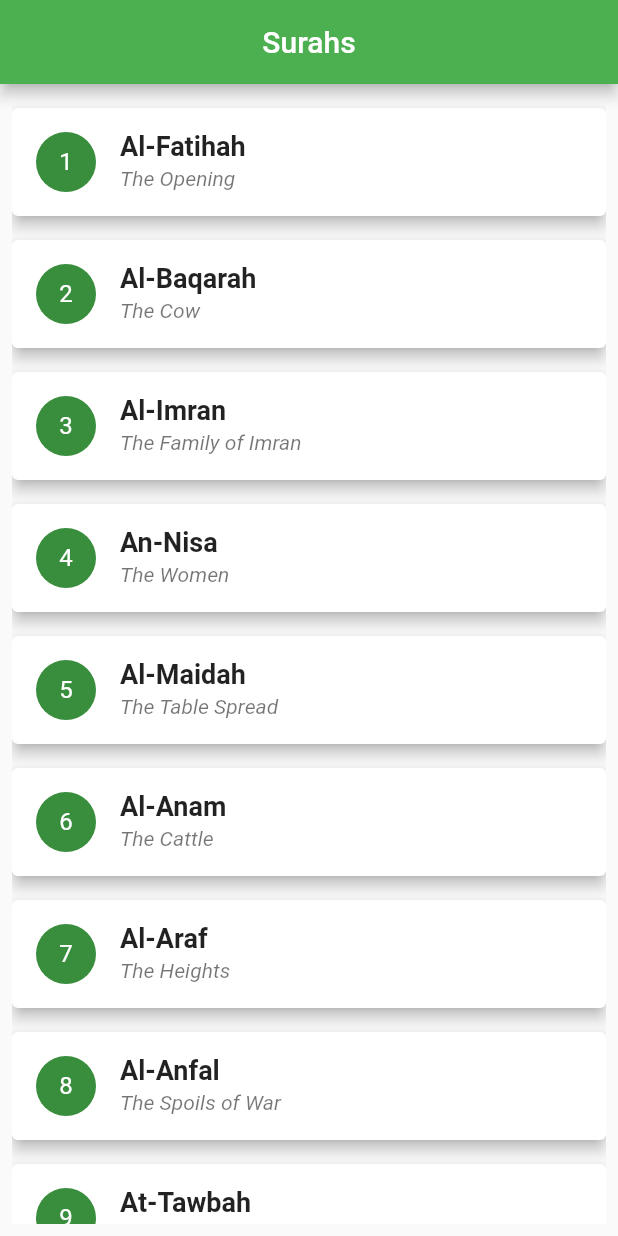
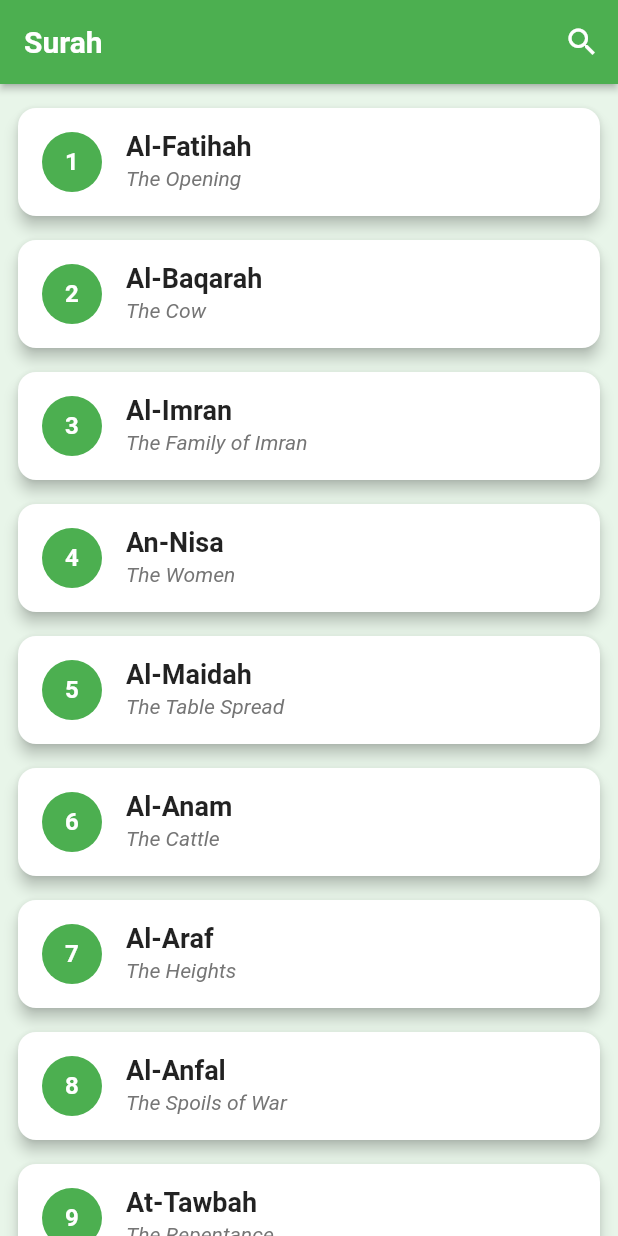
Before and after one commit to svelterust/surah, a Flutter app: the screen it shows after launch, on a phone screen of 412 x 824 dp. Run offline on Flutter 3.47's test engine with Material 2 defaults, Android fonts, the phone set to English and light mode, and no system bars.

Commit message:
search, view

```diff
--- a/lib/main.dart
+++ b/lib/main.dart
@@ -1,35 +1,5 @@
 import 'package:flutter/material.dart';
 
-void main() {
-  runApp(const App());
-}
-
-class App extends StatelessWidget {
-  const App({super.key});
-
-  @override
-  Widget build(BuildContext context) {
-    return MaterialApp(
-      title: 'Surah',
-      theme: ThemeData(
-        primarySwatch: Colors.green,
-      ),
-      home: const HomePage(title: 'Surahs'),
-      debugShowCheckedModeBanner: false,
-    );
-  }
-}
-
-class HomePage extends StatefulWidget {
-  const HomePage({super.key, required this.title});
-
-  final String title;
-
-  @override
-  State<HomePage> createState() => _HomePageState();
-}
-
-class _HomePageState extends State<HomePage> {
 final List<Map<String, String>> surahs = [
   {'name': 'Al-Fatihah', 'meaning': 'The Opening'},
   {'name': 'Al-Baqarah', 'meaning': 'The Cow'},
@@ -147,44 +117,164 @@ class _HomePageState extends State<HomePage> {
   {'name': 'An-Nas', 'meaning': 'Mankind'},
 ];
 
+void main() {
+  runApp(const App());
+}
+
+class App extends StatelessWidget {
+  const App({super.key});
+
   @override
   Widget build(BuildContext context) {
+    return MaterialApp(
+      title: 'Surah',
+      theme: ThemeData(
+        primarySwatch: Colors.green,
+        scaffoldBackgroundColor: Colors.green[50],
+        cardTheme: CardTheme(
+          elevation: 4,
+          margin: const EdgeInsets.symmetric(vertical: 8, horizontal: 12),
+          shape: RoundedRectangleBorder(
+            borderRadius: BorderRadius.circular(12),
+          ),
+        ),
+      ),
+      home: const HomePage(title: 'Surah'),
+      debugShowCheckedModeBanner: false,
+    );
+  }
+}
+
+class HomePage extends StatefulWidget {
+  const HomePage({super.key, required this.title});
+
+  final String title;
+
+  @override
+  State<HomePage> createState() => _HomePageState();
+}
+
+class _HomePageState extends State<HomePage> {
+  final TextEditingController _searchController = TextEditingController();
+  String _searchQuery = '';
+  bool _isSearching = false;
+
+  @override
+  void dispose() {
+    _searchController.dispose();
+    super.dispose();
+  }
+
+  List<Map<String, String>> getFilteredSurahs() {
+    if (_searchQuery.isEmpty) {
+      return surahs;
+    }
+    return surahs.where((surah) {
+      final name = surah['name']!.toLowerCase().replaceAll('-', ' ');
+      final query = _searchQuery.toLowerCase().replaceAll('-', ' ');
+      return name.contains(query);
+    }).toList();
+  }
+
+  @override
+  Widget build(BuildContext context) {
+    final filteredSurahs = getFilteredSurahs();
     return Scaffold(
       appBar: AppBar(
-        title: Text(widget.title),
-        centerTitle: true,
+        leading: _isSearching
+            ? IconButton(
+                icon: const Icon(Icons.arrow_back),
+                onPressed: () {
+                  setState(() {
+                    _isSearching = false;
+                    _searchQuery = '';
+                    _searchController.clear();
+                  });
+                },
+              )
+            : null,
+        title: _isSearching
+            ? TextField(
+                controller: _searchController,
+                autofocus: true,
+                style: const TextStyle(color: Colors.white),
+                decoration: InputDecoration(
+                  hintText: 'Ar-Rahman...',
+                  hintStyle: const TextStyle(color: Colors.white70),
+                  border: InputBorder.none,
+                  suffixIcon: _searchQuery.isNotEmpty
+                      ? IconButton(
+                          icon: const Icon(Icons.clear, color: Colors.white),
+                          onPressed: () {
+                            setState(() {
+                              _searchController.clear();
+                              _searchQuery = '';
+                            });
+                          },
+                        )
+                      : null,
                 ),
-      body: Padding(
-        padding: const EdgeInsets.all(8.0),
-        child: ListView.builder(
-          itemCount: surahs.length,
+                onChanged: (value) {
+                  setState(() {
+                    _searchQuery = value;
+                  });
+                },
+              )
+            : Text(
+                widget.title,
+                style: const TextStyle(fontWeight: FontWeight.bold),
+              ),
+        actions: [
+          if (!_isSearching)
+            IconButton(
+              icon: const Icon(Icons.search),
+              onPressed: () {
+                setState(() {
+                  _isSearching = true;
+                });
+              },
+            ),
+        ],
+        elevation: 2,
+      ),
+      body: ListView.builder(
+        itemCount: filteredSurahs.length,
+        padding: const EdgeInsets.symmetric(vertical: 8.0),
         itemBuilder: (context, index) {
+          final surah = filteredSurahs[index];
           return Card(
-              elevation: 4,
-              margin: const EdgeInsets.symmetric(vertical: 8),
             child: ListTile(
               leading: CircleAvatar(
-                  child: Text('${index + 1}'),
+                backgroundColor: Colors.green,
+                child: Text(
+                  '${surahs.indexOf(surah) + 1}',
+                  style: const TextStyle(
+                    color: Colors.white,
+                    fontWeight: FontWeight.bold,
+                  ),
+                ),
               ),
               title: Text(
-                  surahs[index]['name']!,
+                surah['name']!,
                 style: const TextStyle(
                   fontSize: 18,
                   fontWeight: FontWeight.bold,
                 ),
               ),
               subtitle: Text(
-                  surahs[index]['meaning']!,
-                  style: const TextStyle(
+                surah['meaning']!,
+                style: TextStyle(
                   fontStyle: FontStyle.italic,
+                  color: Colors.grey[600],
                 ),
               ),
-                onTap: () {},
+              onTap: () {
+                // Handle tap
+              },
             ),
           );
         },
       ),
-      ),
     );
   }
 }
```
Lines whose indentation alone changed are shown as unchanged.
